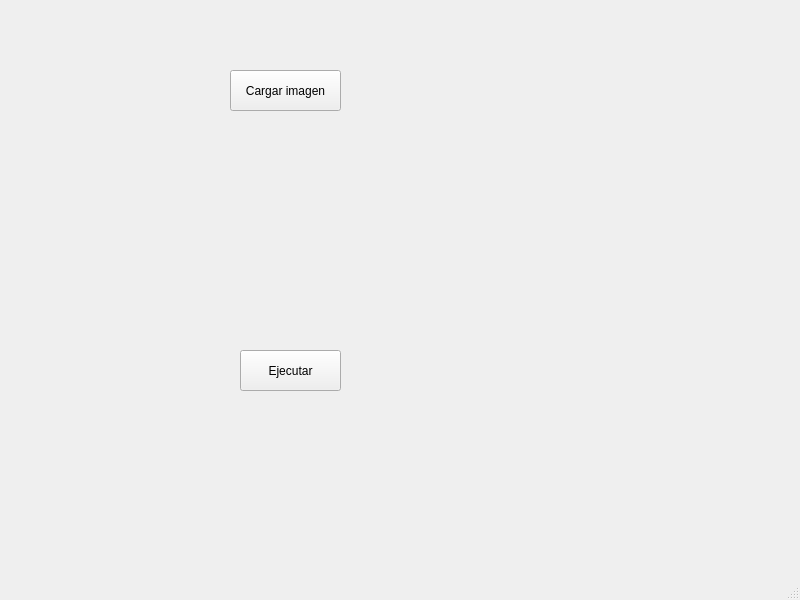
Qt form main.ui (mrfreedeer/Ingesoft) before a commit.
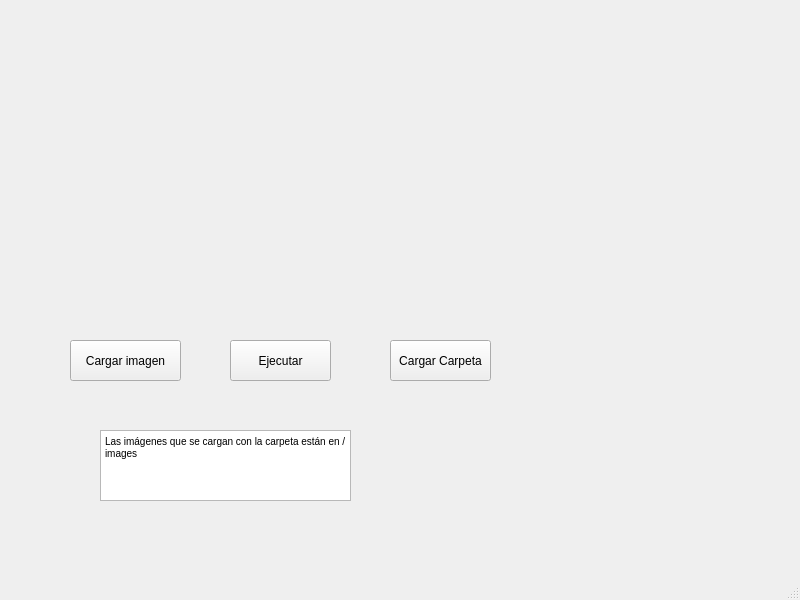
The same form after that commit.

```diff
--- a/main.ui
+++ b/main.ui
@@ -17,8 +17,8 @@
    <widget class="QPushButton" name="load_button">
     <property name="geometry">
      <rect>
-      <x>230</x>
-      <y>70</y>
+      <x>70</x>
+      <y>340</y>
       <width>111</width>
       <height>41</height>
      </rect>
@@ -30,8 +30,8 @@
    <widget class="QPushButton" name="exec_button">
     <property name="geometry">
      <rect>
-      <x>240</x>
-      <y>350</y>
+      <x>230</x>
+      <y>340</y>
       <width>101</width>
       <height>41</height>
      </rect>
@@ -56,14 +56,48 @@
    <widget class="QWidget" name="gridLayoutWidget">
     <property name="geometry">
      <rect>
-      <x>170</x>
-      <y>120</y>
-      <width>241</width>
-      <height>211</height>
+      <x>50</x>
+      <y>40</y>
+      <width>441</width>
+      <height>261</height>
      </rect>
     </property>
     <layout class="QGridLayout" name="gridLayout"/>
    </widget>
+   <widget class="QPushButton" name="load_many_button">
+    <property name="geometry">
+     <rect>
+      <x>390</x>
+      <y>340</y>
+      <width>101</width>
+      <height>41</height>
+     </rect>
+    </property>
+    <property name="text">
+     <string>Cargar Carpeta</string>
+    </property>
+   </widget>
+   <widget class="QTextEdit" name="textEdit">
+    <property name="geometry">
+     <rect>
+      <x>100</x>
+      <y>430</y>
+      <width>251</width>
+      <height>71</height>
+     </rect>
+    </property>
+    <property name="horizontalScrollBarPolicy">
+     <enum>Qt::ScrollBarAsNeeded</enum>
+    </property>
+    <property name="html">
+     <string>&lt;!DOCTYPE HTML PUBLIC &quot;-//W3C//DTD HTML 4.0//EN&quot; &quot;http://www.w3.org/TR/REC-html40/strict.dtd&quot;&gt;
+&lt;html&gt;&lt;head&gt;&lt;meta name=&quot;qrichtext&quot; content=&quot;1&quot; /&gt;&lt;style type=&quot;text/css&quot;&gt;
+p, li { white-space: pre-wrap; }
+&lt;/style&gt;&lt;/head&gt;&lt;body style=&quot; font-family:'MS Shell Dlg 2'; font-size:7.8pt; font-weight:400; font-style:normal;&quot;&gt;
+&lt;p style=&quot; margin-top:0px; margin-bottom:0px; margin-left:0px; margin-right:0px; -qt-block-indent:0; text-indent:0px;&quot;&gt;Las imágenes que se cargan con la carpeta están en /images&lt;/p&gt;
+&lt;p style=&quot;-qt-paragraph-type:empty; margin-top:0px; margin-bottom:0px; margin-left:0px; margin-right:0px; -qt-block-indent:0; text-indent:0px;&quot;&gt;&lt;br /&gt;&lt;/p&gt;&lt;/body&gt;&lt;/html&gt;</string>
+    </property>
+   </widget>
   </widget>
   <widget class="QMenuBar" name="menubar">
    <property name="geometry">
```
Left out of the diff: 2 changed lines with no effect on the pictures.
